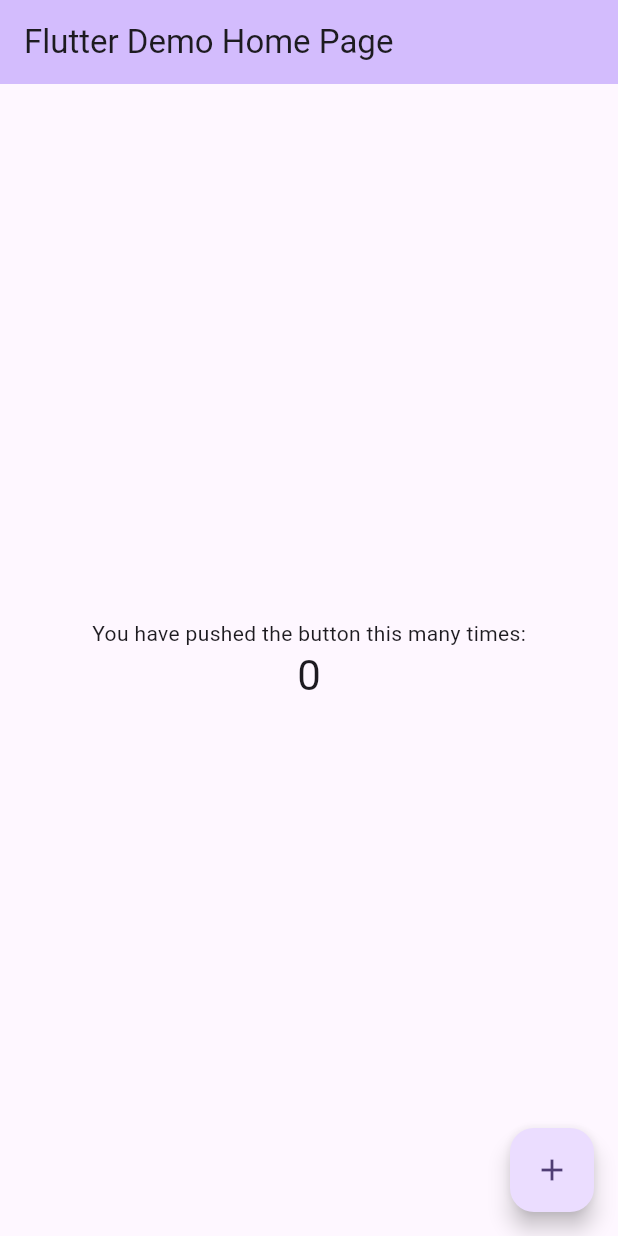
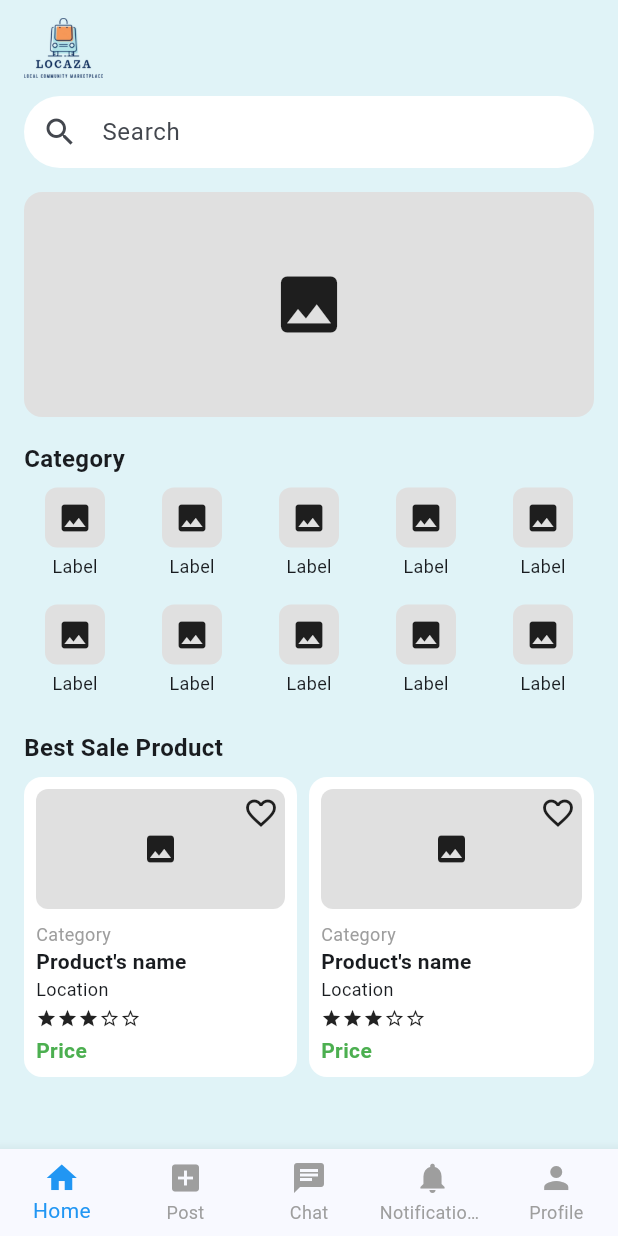
Before and after one commit to sareefhub/local_community_marketplace, a Flutter app: the screen it shows after launch, on a phone screen of 412 x 824 dp. Run offline on Flutter 3.47's test engine with Material 3 defaults, Android fonts, the phone set to English and light mode, and no system bars.

Commit message:
create home screen

```diff
--- a/lib/main.dart
+++ b/lib/main.dart
@@ -8,116 +8,16 @@ void main() {
 class MyApp extends StatelessWidget {
   const MyApp({super.key});
 
-  // This widget is the root of your application.
   @override
   Widget build(BuildContext context) {
     return MaterialApp(
-      title: 'Flutter Demo',
+      title: 'Local Community Marketplace',
+      debugShowCheckedModeBanner: false,
       theme: ThemeData(
-        // This is the theme of your application.
-        //
-        // TRY THIS: Try running your application with "flutter run". You'll see
-        // the application has a purple toolbar. Then, without quitting the app,
-        // try changing the seedColor in the colorScheme below to Colors.green
-        // and then invoke "hot reload" (save your changes or press the "hot
-        // reload" button in a Flutter-supported IDE, or press "r" if you used
-        // the command line to start the app).
-        //
-        // Notice that the counter didn't reset back to zero; the application
-        // state is not lost during the reload. To reset the state, use hot
-        // restart instead.
-        //
-        // This works for code too, not just values: Most code changes can be
-        // tested with just a hot reload.
-        colorScheme: ColorScheme.fromSeed(seedColor: Colors.deepPurple),
+        colorScheme: ColorScheme.fromSeed(seedColor: Colors.blue),
+        useMaterial3: true,
       ),
       home: const SplashScreen(),
     );
   }
 }
-
-class MyHomePage extends StatefulWidget {
-  const MyHomePage({super.key, required this.title});
-
-  // This widget is the home page of your application. It is stateful, meaning
-  // that it has a State object (defined below) that contains fields that affect
-  // how it looks.
-
-  // This class is the configuration for the state. It holds the values (in this
-  // case the title) provided by the parent (in this case the App widget) and
-  // used by the build method of the State. Fields in a Widget subclass are
-  // always marked "final".
-
-  final String title;
-
-  @override
-  State<MyHomePage> createState() => _MyHomePageState();
-}
-
-class _MyHomePageState extends State<MyHomePage> {
-  int _counter = 0;
-
-  void _incrementCounter() {
-    setState(() {
-      // This call to setState tells the Flutter framework that something has
-      // changed in this State, which causes it to rerun the build method below
-      // so that the display can reflect the updated values. If we changed
-      // _counter without calling setState(), then the build method would not be
-      // called again, and so nothing would appear to happen.
-      _counter++;
-    });
-  }
-
-  @override
-  Widget build(BuildContext context) {
-    // This method is rerun every time setState is called, for instance as done
-    // by the _incrementCounter method above.
-    //
-    // The Flutter framework has been optimized to make rerunning build methods
-    // fast, so that you can just rebuild anything that needs updating rather
-    // than having to individually change instances of widgets.
-    return Scaffold(
-      appBar: AppBar(
-        // TRY THIS: Try changing the color here to a specific color (to
-        // Colors.amber, perhaps?) and trigger a hot reload to see the AppBar
-        // change color while the other colors stay the same.
-        backgroundColor: Theme.of(context).colorScheme.inversePrimary,
-        // Here we take the value from the MyHomePage object that was created by
-        // the App.build method, and use it to set our appbar title.
-        title: Text(widget.title),
-      ),
-      body: Center(
-        // Center is a layout widget. It takes a single child and positions it
-        // in the middle of the parent.
-        child: Column(
-          // Column is also a layout widget. It takes a list of children and
-          // arranges them vertically. By default, it sizes itself to fit its
-          // children horizontally, and tries to be as tall as its parent.
-          //
-          // Column has various properties to control how it sizes itself and
-          // how it positions its children. Here we use mainAxisAlignment to
-          // center the children vertically; the main axis here is the vertical
-          // axis because Columns are vertical (the cross axis would be
-          // horizontal).
-          //
-          // TRY THIS: Invoke "debug painting" (choose the "Toggle Debug Paint"
-          // action in the IDE, or press "p" in the console), to see the
-          // wireframe for each widget.
-          mainAxisAlignment: MainAxisAlignment.center,
-          children: <Widget>[
-            const Text('You have pushed the button this many times:'),
-            Text(
-              '$_counter',
-              style: Theme.of(context).textTheme.headlineMedium,
-            ),
-          ],
-        ),
-      ),
-      floatingActionButton: FloatingActionButton(
-        onPressed: _incrementCounter,
-        tooltip: 'Increment',
-        child: const Icon(Icons.add),
-      ), // This trailing comma makes auto-formatting nicer for build methods.
-    );
-  }
-}
--- /dev/null
+++ b/lib/screens/home_screen.dart
@@ -0,0 +1,222 @@
+import 'package:flutter/material.dart';
+
+class HomeScreen extends StatelessWidget {
+  const HomeScreen({super.key});
+
+  @override
+  Widget build(BuildContext context) {
+    return Scaffold(
+      backgroundColor: const Color(0xFFE0F3F7),
+      body: SafeArea(
+        child: Column(
+          children: [
+            // Header
+            Padding(
+              padding: const EdgeInsets.symmetric(horizontal: 16, vertical: 12),
+              child: Row(
+                children: [
+                  Image.asset('assets/logo-splash.png', height: 40),
+                  const SizedBox(width: 10),
+                ],
+              ),
+            ),
+
+            // Search Bar
+            Padding(
+              padding: const EdgeInsets.symmetric(horizontal: 16),
+              child: TextField(
+                decoration: InputDecoration(
+                  hintText: 'Search',
+                  prefixIcon: const Icon(Icons.search),
+                  filled: true,
+                  fillColor: Colors.white,
+                  contentPadding: const EdgeInsets.symmetric(vertical: 0),
+                  border: OutlineInputBorder(
+                    borderRadius: BorderRadius.circular(25),
+                    borderSide: BorderSide.none,
+                  ),
+                ),
+              ),
+            ),
+
+            const SizedBox(height: 16),
+
+            // Banner (placeholder)
+            Container(
+              margin: const EdgeInsets.symmetric(horizontal: 16),
+              height: 150,
+              decoration: BoxDecoration(
+                color: Colors.grey[300],
+                borderRadius: BorderRadius.circular(12),
+              ),
+              child: const Center(child: Icon(Icons.image, size: 50)),
+            ),
+
+            const SizedBox(height: 16),
+
+            // Categories
+            Expanded(
+              child: SingleChildScrollView(
+                child: Column(
+                  children: [
+                    // Category Title
+                    Padding(
+                      padding: const EdgeInsets.symmetric(horizontal: 16),
+                      child: Align(
+                        alignment: Alignment.centerLeft,
+                        child: Text(
+                          'Category',
+                          style: TextStyle(
+                              fontWeight: FontWeight.bold, fontSize: 16),
+                        ),
+                      ),
+                    ),
+                    const SizedBox(height: 8),
+
+                    // Grid Category
+                    Padding(
+                      padding: const EdgeInsets.symmetric(horizontal: 16),
+                      child: GridView.count(
+                        physics: const NeverScrollableScrollPhysics(),
+                        shrinkWrap: true,
+                        crossAxisCount: 5,
+                        mainAxisSpacing: 10,
+                        crossAxisSpacing: 10,
+                        children: List.generate(10, (index) {
+                          return Column(
+                            children: [
+                              Container(
+                                height: 40,
+                                width: 40,
+                                decoration: BoxDecoration(
+                                  color: Colors.grey[300],
+                                  borderRadius: BorderRadius.circular(8),
+                                ),
+                                child: const Icon(Icons.image),
+                              ),
+                              const SizedBox(height: 4),
+                              const Text('Label',
+                                  style: TextStyle(fontSize: 12)),
+                            ],
+                          );
+                        }),
+                      ),
+                    ),
+
+                    const SizedBox(height: 16),
+
+                    // Best Sale Section
+                    Padding(
+                      padding: const EdgeInsets.symmetric(horizontal: 16),
+                      child: Align(
+                        alignment: Alignment.centerLeft,
+                        child: Text(
+                          'Best Sale Product',
+                          style: TextStyle(
+                              fontWeight: FontWeight.bold, fontSize: 16),
+                        ),
+                      ),
+                    ),
+
+                    const SizedBox(height: 8),
+
+                    // Product Cards
+                    Padding(
+                      padding: const EdgeInsets.symmetric(horizontal: 16),
+                      child: Row(
+                        children: List.generate(2, (index) {
+                          return Expanded(
+                            child: Container(
+                              margin: EdgeInsets.only(right: index == 0 ? 8 : 0),
+                              padding: const EdgeInsets.all(8),
+                              decoration: BoxDecoration(
+                                color: Colors.white,
+                                borderRadius: BorderRadius.circular(12),
+                              ),
+                              child: Column(
+                                crossAxisAlignment: CrossAxisAlignment.start,
+                                children: [
+                                  Stack(
+                                    children: [
+                                      Container(
+                                        height: 80,
+                                        width: double.infinity,
+                                        decoration: BoxDecoration(
+                                          color: Colors.grey[300],
+                                          borderRadius:
+                                              BorderRadius.circular(8),
+                                        ),
+                                        child: const Icon(Icons.image),
+                                      ),
+                                      const Positioned(
+                                        top: 4,
+                                        right: 4,
+                                        child: Icon(Icons.favorite_border),
+                                      ),
+                                    ],
+                                  ),
+                                  const SizedBox(height: 8),
+                                  const Text(
+                                    'Category',
+                                    style: TextStyle(
+                                        fontSize: 12, color: Colors.grey),
+                                  ),
+                                  const Text(
+                                    'Product\'s name',
+                                    style: TextStyle(
+                                        fontWeight: FontWeight.bold),
+                                  ),
+                                  const Text(
+                                    'Location',
+                                    style: TextStyle(fontSize: 12),
+                                  ),
+                                  const SizedBox(height: 4),
+                                  const Row(
+                                    children: [
+                                      Icon(Icons.star, size: 14),
+                                      Icon(Icons.star, size: 14),
+                                      Icon(Icons.star, size: 14),
+                                      Icon(Icons.star_border, size: 14),
+                                      Icon(Icons.star_border, size: 14),
+                                    ],
+                                  ),
+                                  const SizedBox(height: 4),
+                                  const Text('Price',
+                                      style: TextStyle(
+                                          fontWeight: FontWeight.bold,
+                                          color: Colors.green)),
+                                ],
+                              ),
+                            ),
+                          );
+                        }),
+                      ),
+                    ),
+
+                    const SizedBox(height: 80), // for spacing above nav bar
+                  ],
+                ),
+              ),
+            ),
+          ],
+        ),
+      ),
+
+      // Bottom Navigation
+      bottomNavigationBar: BottomNavigationBar(
+        selectedItemColor: Colors.blue,
+        unselectedItemColor: Colors.grey,
+        currentIndex: 0,
+        type: BottomNavigationBarType.fixed,
+        items: const [
+          BottomNavigationBarItem(icon: Icon(Icons.home), label: 'Home'),
+          BottomNavigationBarItem(icon: Icon(Icons.add_box), label: 'Post'),
+          BottomNavigationBarItem(icon: Icon(Icons.chat), label: 'Chat'),
+          BottomNavigationBarItem(
+              icon: Icon(Icons.notifications), label: 'Notifications'),
+          BottomNavigationBarItem(icon: Icon(Icons.person), label: 'Profile'),
+        ],
+      ),
+    );
+  }
+}
--- a/lib/screens/splash_screen.dart
+++ b/lib/screens/splash_screen.dart
@@ -1,6 +1,6 @@
 import 'dart:async';
 import 'package:flutter/material.dart';
-import 'package:local_community_marketplace/main.dart';
+import 'home_screen.dart';
 
 class SplashScreen extends StatefulWidget {
   const SplashScreen({super.key});
@@ -18,7 +18,7 @@ class _SplashScreenState extends State<SplashScreen> {
     Timer(const Duration(seconds: 3), () {
       Navigator.of(context).pushReplacement(
         MaterialPageRoute(
-          builder: (context) => const MyHomePage(title: 'Flutter Demo Home Page'),
+          builder: (context) => const HomeScreen(),
         ),
       );
     });
@@ -34,7 +34,7 @@ class _SplashScreenState extends State<SplashScreen> {
         children: [
           Image.asset(
             'assets/logo-splash.png',
-            width: 700,
+            width: 200,
           ),
           const SizedBox(height: 20),
           const SizedBox(height: 20),
```
